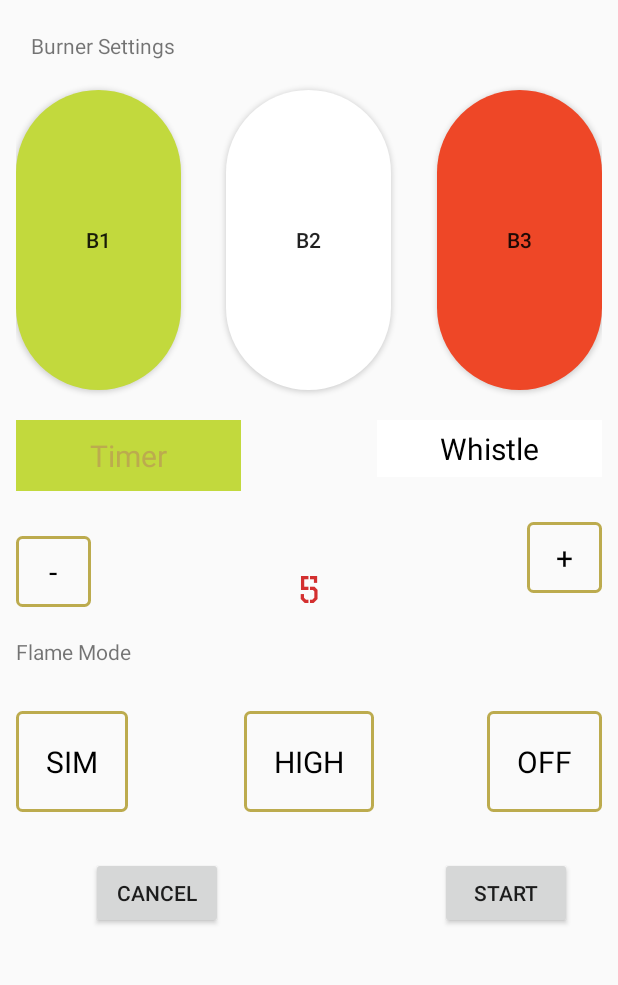
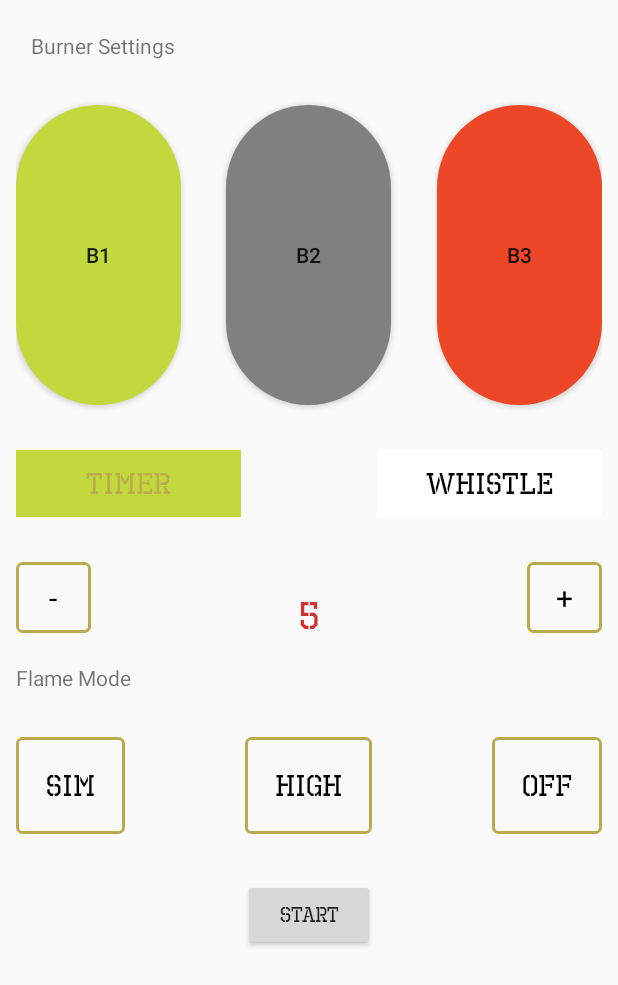
Before and after one commit to SaravanaMurale/SmartCookV2, an Android app: the EditActivity screen opened directly, with no data from a screen before it, on a phone screen of 412 x 824 dp. Shown: the top 985 px of the screen. Run offline under Robolectric (Android 15) with nearby library versions, the phone set to English and light mode, and no system bars; 1 statement that could not run was skipped.

Commit message:
Menu Design Commit

```diff
--- a/app/src/main/java/com/clj/blesample/menuoperationactivity/EditActivity.java
+++ b/app/src/main/java/com/clj/blesample/menuoperationactivity/EditActivity.java
@@ -352,7 +352,9 @@ public class EditActivity extends AppCompatActivity {
         operateRightBurner = (Button) findViewById(R.id.rightBurnerOperation);
 
         operateTimer = (TextView) findViewById(R.id.timerText);
+        operateTimer.setTypeface(FontUtil.getOctinPrisonFont(EditActivity.this));
         operateWhistleCount = (TextView) findViewById(R.id.whistleText);
+        operateWhistleCount.setTypeface(FontUtil.getOctinPrisonFont(EditActivity.this));
         minute = (TextView) findViewById(R.id.minute);
         whistle = (TextView) findViewById(R.id.whistle);
 
@@ -360,11 +362,17 @@ public class EditActivity extends AppCompatActivity {
         operateAdd = (TextView) findViewById(R.id.add);
 
         sim = (TextView) findViewById(R.id.sim);
+        sim.setTypeface(FontUtil.getOctinPrisonFont(EditActivity.this));
         high = (TextView) findViewById(R.id.high);
+        high.setTypeface(FontUtil.getOctinPrisonFont(EditActivity.this));
         off = (TextView) findViewById(R.id.off);
+        off.setTypeface(FontUtil.getOctinPrisonFont(EditActivity.this));
 
         start = (Button) findViewById(R.id.start);
         cancel = (Button) findViewById(R.id.cancel);
+        start.setTypeface(FontUtil.getOctinPrisonFont(EditActivity.this));
+        cancel.setTypeface(FontUtil.getOctinPrisonFont(EditActivity.this));
+
 
         burnerSettingsText = (TextView) findViewById(R.id.burnerSettingsText);
 
--- a/app/src/main/res/drawable-mdpi/not_in_use.xml
+++ b/app/src/main/res/drawable-mdpi/not_in_use.xml
@@ -3,7 +3,7 @@
     android:shape="rectangle">
 
     <corners android:radius="999dp" />
-    <solid android:color="#ffffff" />
+    <solid android:color="#808080" />
 
 
 </shape>
--- a/app/src/main/res/layout/activity_edit.xml
+++ b/app/src/main/res/layout/activity_edit.xml
@@ -20,7 +20,7 @@
             android:layout_height="200dp"
             android:layout_below="@id/burnerSettingsText"
             android:layout_alignParentLeft="true"
-            android:layout_marginTop="10dp"
+            android:layout_marginTop="20dp"
             android:background="@drawable/burner_vessel_on"
             android:text="B1" />
 
@@ -31,7 +31,7 @@
             android:layout_below="@id/burnerSettingsText"
             android:layout_centerHorizontal="true"
             android:layout_marginLeft="10dp"
-            android:layout_marginTop="10dp"
+            android:layout_marginTop="20dp"
             android:layout_marginRight="10dp"
             android:background="@drawable/not_in_use"
             android:text="B2" />
@@ -42,7 +42,7 @@
             android:layout_height="200dp"
             android:layout_below="@id/burnerSettingsText"
             android:layout_alignParentRight="true"
-            android:layout_marginTop="10dp"
+            android:layout_marginTop="20dp"
             android:background="@drawable/burner_on_vessel_off"
             android:text="B3" />
 
@@ -55,17 +55,20 @@
             android:layout_alignParentLeft="true"
             android:layout_marginLeft="50dp"
             android:layout_marginTop="30dp"
-            android:text="Cancel" />
+            android:text="Cancel"
+            android:visibility="gone"
+            />
 
         <Button
             android:id="@+id/start"
             android:layout_width="wrap_content"
             android:layout_height="wrap_content"
             android:layout_below="@id/sim"
-            android:layout_alignParentRight="true"
+
             android:layout_marginLeft="50dp"
             android:layout_marginTop="30dp"
             android:layout_marginRight="20dp"
+            android:layout_centerHorizontal="true"
             android:text="Start" />
 
 
@@ -81,7 +84,7 @@
             android:layout_width="150dp"
             android:layout_height="wrap_content"
             android:layout_below="@id/leftBurnerOperation"
-            android:layout_marginTop="20dp"
+            android:layout_marginTop="30dp"
             android:background="@drawable/rounded_border"
             android:gravity="center"
             android:padding="10dp"
@@ -95,10 +98,10 @@
             android:layout_height="wrap_content"
             android:layout_below="@id/leftBurnerOperation"
             android:layout_alignParentRight="true"
-            android:layout_marginTop="20dp"
+            android:layout_marginTop="30dp"
             android:background="@drawable/rounded_border"
             android:gravity="center"
-            android:padding="5dp"
+            android:padding="10dp"
             android:text="Whistle"
             android:textColor="@color/black"
             android:textSize="20sp" />
--- a/app/src/main/res/layout/fragment_characteric_list.xml
+++ b/app/src/main/res/layout/fragment_characteric_list.xml
@@ -12,7 +12,9 @@
         android:layout_alignParentRight="true"
         android:layout_margin="10dp"
         android:background="@color/black"
-        android:src="@drawable/menu" />
+        android:src="@drawable/menu"
+        android:visibility="gone"
+        />
 
 
     <ListView
```
